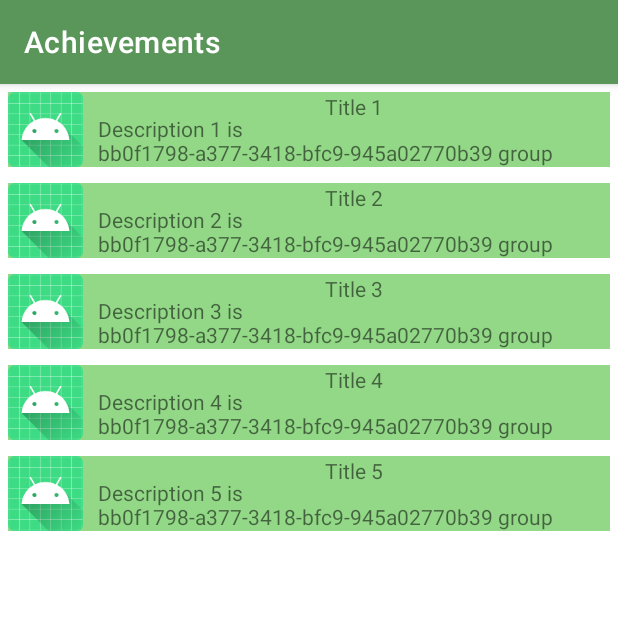
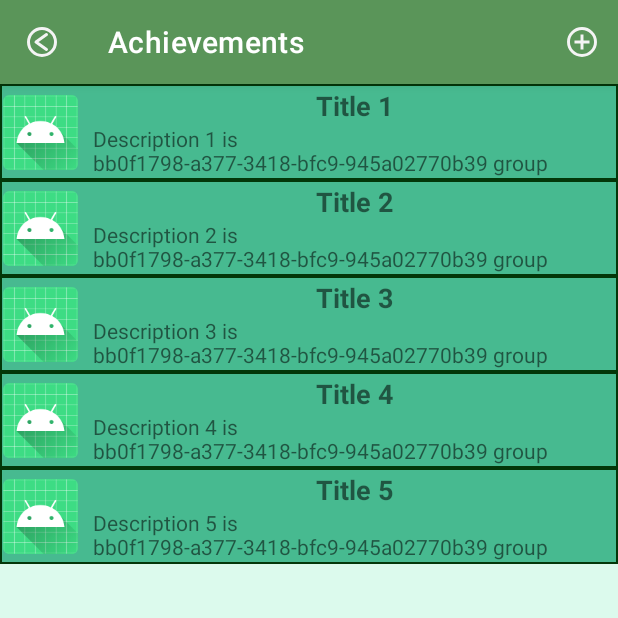
Before and after one commit to OleksiiHromovych/AchievementsApp, an Android app: the screen it shows after launch (MainActivity), after a tap on "First", on a phone screen of 412 x 824 dp, the top half of it. Run offline under Robolectric (Android 15) with nearby library versions, the phone set to English and light mode, and no system bars.

Commit message:
Customize achievement fragment, add menus, change theme color, reformat code.

```diff
--- a/app/src/main/java/android/hromovych/com/achievements/MainActivity.kt
+++ b/app/src/main/java/android/hromovych/com/achievements/MainActivity.kt
@@ -14,7 +14,6 @@ class MainActivity : AppCompatActivity(), GroupCallbacks {
         super.onCreate(savedInstanceState)
         setContentView(R.layout.activity_main)
 
-
         supportFragmentManager.beginTransaction().run {
             replace(R.id.container, GroupListFragment.newInstance())
             commit()
@@ -23,8 +22,10 @@ class MainActivity : AppCompatActivity(), GroupCallbacks {
 
     override fun onGroupClick(group: Group) {
         supportFragmentManager.beginTransaction().run {
-            replace(R.id.container, AchievementFragment.newInstance(group.id))
+            replace(R.id.container, AchievementFragment.newInstance(group.id), null)
+            addToBackStack(null)
             commit()
         }
     }
+
 }
--- /dev/null
+++ b/app/src/main/java/android/hromovych/com/achievements/achievementElements/AchievementAdapter.kt
@@ -0,0 +1,42 @@
+package android.hromovych.com.achievements.achievementElements
+
+import android.content.Context
+import android.hromovych.com.achievements.R
+import android.view.LayoutInflater
+import android.view.View
+import android.view.ViewGroup
+import android.widget.TextView
+import androidx.recyclerview.widget.RecyclerView
+
+class AchievementAdapter(
+    private val context: Context,
+    var achievements: List<Achievement>
+) :
+    RecyclerView.Adapter<AchievementAdapter.AchievementHolder>() {
+    class AchievementHolder(v: View) : RecyclerView.ViewHolder(v) {
+        private val titleView: TextView = v.findViewById(R.id.achievement_title)
+        private val descriptionView: TextView = v.findViewById(R.id.achievement_description)
+
+        fun bind(achievement: Achievement) {
+            titleView.text = achievement.title
+            descriptionView.text = achievement.description
+        }
+    }
+
+    override fun onCreateViewHolder(parent: ViewGroup, viewType: Int): AchievementHolder {
+        return AchievementHolder(
+            LayoutInflater.from(context)
+                .inflate(R.layout.item_achievement, parent, false)
+        )
+    }
+
+    override fun onBindViewHolder(holder: AchievementHolder, position: Int) {
+        holder.bind(achievements[position])
+    }
+
+    override fun getItemCount(): Int {
+        return achievements.size
+    }
+
+
+}
--- a/app/src/main/java/android/hromovych/com/achievements/achievementElements/AchievementFragment.kt
+++ b/app/src/main/java/android/hromovych/com/achievements/achievementElements/AchievementFragment.kt
@@ -1,12 +1,9 @@
 package android.hromovych.com.achievements.achievementElements
 
-import android.content.Context
 import android.hromovych.com.achievements.R
 import android.os.Bundle
-import android.view.LayoutInflater
-import android.view.View
-import android.view.ViewGroup
-import android.widget.TextView
+import android.view.*
+import androidx.appcompat.app.AppCompatActivity
 import androidx.fragment.app.Fragment
 import androidx.recyclerview.widget.LinearLayoutManager
 import androidx.recyclerview.widget.RecyclerView
@@ -20,7 +17,11 @@ class AchievementFragment : Fragment() {
 
     override fun onCreate(savedInstanceState: Bundle?) {
         super.onCreate(savedInstanceState)
+        setHasOptionsMenu(true)
         groupID = arguments!!.getSerializable(ARG_GROUP_ID) as UUID
+        val actionBar = (activity as AppCompatActivity).supportActionBar
+        actionBar!!.setDisplayHomeAsUpEnabled(true)
+        actionBar!!.setHomeAsUpIndicator(R.drawable.ic_back)
     }
 
     override fun onCreateView(
@@ -31,11 +32,18 @@ class AchievementFragment : Fragment() {
         recyclerView = view as RecyclerView
         recyclerView.layoutManager = LinearLayoutManager(context)
 
-        updateUI()
-
         return view
     }
 
+    override fun onResume() {
+        super.onResume()
+        updateUI()
+    }
+
+    override fun onDestroy() {
+        super.onDestroy()
+        (activity as AppCompatActivity).supportActionBar?.setDisplayHomeAsUpEnabled(false)
+    }
     companion object {
         private const val ARG_GROUP_ID = "group id"
 
@@ -66,38 +74,18 @@ class AchievementFragment : Fragment() {
         return list
     }
 
+    override fun onCreateOptionsMenu(menu: Menu, inflater: MenuInflater) {
+        inflater.inflate(R.menu.achievement_list, menu)
+        super.onCreateOptionsMenu(menu, inflater)
+    }
+
+    override fun onOptionsItemSelected(item: MenuItem): Boolean {
+        when (item.itemId){
+            android.R.id.home -> fragmentManager!!.popBackStackImmediate()
+        }
+        return true
+    }
 
 
-    private class AchievementAdapter(
-        private val context: Context,
-        var achievements: List<Achievement>
-    ) :
-        RecyclerView.Adapter<AchievementAdapter.AchievementHolder>() {
-        class AchievementHolder(v: View) : RecyclerView.ViewHolder(v) {
-            val titleView: TextView = v.findViewById(R.id.achievement_title)
-            val descriptionView: TextView = v.findViewById(R.id.achievement_description)
 
-            fun bind(achievement: Achievement) {
-                titleView.text = achievement.title
-                descriptionView.text = achievement.description
-            }
-        }
-
-        override fun onCreateViewHolder(parent: ViewGroup, viewType: Int): AchievementHolder {
-            return AchievementHolder(
-                LayoutInflater.from(context)
-                    .inflate(R.layout.item_achievement, parent, false)
-            )
-        }
-
-        override fun onBindViewHolder(holder: AchievementHolder, position: Int) {
-            holder.bind(achievements[position])
-        }
-
-        override fun getItemCount(): Int {
-            return achievements.size
-        }
-
-
-    }
 }
--- /dev/null
+++ b/app/src/main/java/android/hromovych/com/achievements/group/GroupAdapter.kt
@@ -0,0 +1,55 @@
+package android.hromovych.com.achievements.group
+
+import android.content.Context
+import android.hromovych.com.achievements.R
+import android.view.LayoutInflater
+import android.view.View
+import android.view.ViewGroup
+import android.widget.ImageView
+import android.widget.ProgressBar
+import android.widget.TextView
+import androidx.recyclerview.widget.RecyclerView
+
+class GroupAdapter(private val context: Context, var groups: List<Group>,
+                   private val itemClickListener: (Group) -> () -> Unit
+) :
+
+    RecyclerView.Adapter<GroupAdapter.GroupHolder>() {
+    class GroupHolder(v: View, private var itemClickListener: (Group) -> () -> Unit) :
+        RecyclerView.ViewHolder(v),  View.OnClickListener{
+
+        private val titleView: TextView = v.findViewById(R.id.group_item_title_text_view)
+        private val imageView: ImageView = v.findViewById(R.id.group_item_image_view)
+        private val percentView: TextView = v.findViewById(R.id.group_item_percentTextView)
+        private val progressBar: ProgressBar = v.findViewById(R.id.group_item_cupProgressBar)
+        private val countView: TextView = v.findViewById(R.id.group_item_countTextView)
+        private lateinit var group: Group
+
+        init {
+            v.setOnClickListener(this)
+        }
+
+        fun bind(group: Group) {
+            this.group = group
+            titleView.text = group.title
+            percentView.text = group.procent.toString()
+            progressBar.progress = group.procent
+            countView.text = "${group.procent} / 100"
+        }
+
+        override fun onClick(v: View?) {itemClickListener(group).invoke()}
+
+    }
+
+    override fun onCreateViewHolder(parent: ViewGroup, viewType: Int): GroupHolder {
+        val v = LayoutInflater.from(context)
+            .inflate(R.layout.item_group_list, parent, false)
+        return GroupHolder(v, itemClickListener);
+    }
+
+    override fun onBindViewHolder(holder: GroupHolder, position: Int) {
+        holder.bind(groups[position])
+    }
+
+    override fun getItemCount() = groups.size
+}
--- a/app/src/main/java/android/hromovych/com/achievements/group/GroupListFragment.kt
+++ b/app/src/main/java/android/hromovych/com/achievements/group/GroupListFragment.kt
@@ -3,12 +3,8 @@ package android.hromovych.com.achievements.group
 import android.content.Context
 import android.hromovych.com.achievements.R
 import android.os.Bundle
-import android.view.LayoutInflater
-import android.view.View
-import android.view.ViewGroup
-import android.widget.ImageView
-import android.widget.ProgressBar
-import android.widget.TextView
+import android.view.*
+import android.widget.Toast
 import androidx.fragment.app.Fragment
 import androidx.recyclerview.widget.LinearLayoutManager
 import androidx.recyclerview.widget.RecyclerView
@@ -17,6 +13,11 @@ class GroupListFragment : Fragment() {
 
     private lateinit var recyclerView: RecyclerView
     private var adapter: GroupAdapter? = null
+
+    override fun onCreate(savedInstanceState: Bundle?) {
+        super.onCreate(savedInstanceState)
+        setHasOptionsMenu(true)
+    }
 
     override fun onAttach(context: Context) {
         super.onAttach(context)
@@ -33,8 +34,17 @@ class GroupListFragment : Fragment() {
         recyclerView.layoutManager = LinearLayoutManager(
             context, LinearLayoutManager.VERTICAL, false
         )
+        return v
+    }
+
+    override fun onResume() {
+        super.onResume()
         updateList()
-        return v
+    }
+
+    override fun onPause() {
+        super.onPause()
+        adapter = null
     }
 
     override fun onDetach() {
@@ -47,6 +57,7 @@ class GroupListFragment : Fragment() {
 
         if (adapter == null) {
             adapter = GroupAdapter(context!!, groups)
+            { group: Group -> { callbacks!!.onGroupClick(group) } }
             recyclerView.adapter = adapter
         } else {
             adapter!!.groups = groups
@@ -63,6 +74,18 @@ class GroupListFragment : Fragment() {
         return groups
     }
 
+    override fun onCreateOptionsMenu(menu: Menu, inflater: MenuInflater) {
+        inflater.inflate(R.menu.group_list, menu)
+        super.onCreateOptionsMenu(menu, inflater)
+    }
+
+    override fun onOptionsItemSelected(item: MenuItem): Boolean {
+        Toast.makeText(activity, item.title, Toast.LENGTH_SHORT).show()
+        if (item.itemId == R.id.add_menu)
+            return true
+        return false
+    }
+
     companion object {
         @JvmStatic
         fun newInstance() =
@@ -72,46 +95,5 @@ class GroupListFragment : Fragment() {
         private var callbacks: GroupCallbacks? = null
     }
 
-    private class GroupAdapter(private val context: Context, var groups: List<Group>) :
-        RecyclerView.Adapter<GroupAdapter.GroupHolder>() {
-        class GroupHolder(v: View) : RecyclerView.ViewHolder(v), View.OnClickListener {
 
-            val titleView: TextView = v.findViewById(R.id.group_item_title_text_view)
-            val imageView: ImageView = v.findViewById(R.id.group_item_image_view)
-            val percentView: TextView = v.findViewById(R.id.group_item_percentTextView)
-            val progressBar: ProgressBar = v.findViewById(R.id.group_item_cupProgressBar)
-            val countView: TextView = v.findViewById(R.id.group_item_countTextView)
-            lateinit var group: Group
-
-            init {
-                v.setOnClickListener(this)
-            }
-
-            fun bind(group: Group) {
-                this.group = group
-                titleView.text = group.title
-                percentView.text = group.procent.toString()
-                progressBar.progress = group.procent
-                countView.text = "${group.procent} / 100"
-            }
-
-            override fun onClick(v: View?) {
-                callbacks!!.onGroupClick(group)
-            }
-
-        }
-
-
-        override fun onCreateViewHolder(parent: ViewGroup, viewType: Int): GroupHolder {
-            val v = LayoutInflater.from(context)
-                .inflate(R.layout.item_group_list, parent, false)
-            return GroupHolder(v);
-        }
-
-        override fun onBindViewHolder(holder: GroupHolder, position: Int) {
-            holder.bind(groups[position])
-        }
-
-        override fun getItemCount() = groups.size
-    }
 }
--- /dev/null
+++ b/app/src/main/res/drawable/achievement_item.xml
@@ -0,0 +1,7 @@
+<?xml version="1.0" encoding="utf-8"?>
+<shape xmlns:android="http://schemas.android.com/apk/res/android"
+    android:shape="rectangle">
+    <stroke android:width="1dp" android:color="@color/group_item_border"/>
+    <solid android:color="@color/achievement_background"/>
+
+</shape>
--- /dev/null
+++ b/app/src/main/res/drawable/ic_add_circle.xml
@@ -0,0 +1,9 @@
+<vector xmlns:android="http://schemas.android.com/apk/res/android"
+    android:width="20dp"
+    android:height="20dp"
+    android:viewportWidth="20"
+    android:viewportHeight="20">
+  <path
+      android:pathData="M4.3281,15.6719C5.9219,17.2344 7.8125,18.0156 10,18.0156C12.1875,18.0156 14.0625,17.2344 15.625,15.6719C17.2188,14.0781 18.0156,12.1875 18.0156,10C18.0156,7.8125 17.2188,5.9375 15.625,4.375C14.0625,2.7813 12.1875,1.9844 10,1.9844C7.8125,1.9844 5.9219,2.7813 4.3281,4.375C2.7656,5.9375 1.9844,7.8125 1.9844,10C1.9844,12.1875 2.7656,14.0781 4.3281,15.6719ZM2.9219,2.9688C4.8906,1 7.25,0.0156 10,0.0156C12.75,0.0156 15.0938,1 17.0312,2.9688C19,4.9063 19.9844,7.25 19.9844,10C19.9844,12.75 19,15.1094 17.0312,17.0781C15.0938,19.0156 12.75,19.9844 10,19.9844C7.25,19.9844 4.8906,19.0156 2.9219,17.0781C0.9844,15.1094 0.0156,12.75 0.0156,10C0.0156,7.25 0.9844,4.9063 2.9219,2.9688ZM10.9844,4.9844V9.0156H15.0156V10.9844H10.9844V15.0156H9.0156V10.9844H4.9844V9.0156H9.0156V4.9844H10.9844Z"
+      android:fillColor="#F4F4F4"/>
+</vector>
--- /dev/null
+++ b/app/src/main/res/drawable/ic_back.xml
@@ -0,0 +1,18 @@
+<vector xmlns:android="http://schemas.android.com/apk/res/android"
+    android:width="24dp"
+    android:height="24dp"
+    android:viewportWidth="24"
+    android:viewportHeight="24">
+  <path
+      android:pathData="M12,3C7.0313,3 3,7.0313 3,12C3,16.9688 7.0313,21 12,21C16.9688,21 21,16.9688 21,12C21,7.0313 16.9688,3 12,3Z"
+      android:strokeWidth="2"
+      android:fillColor="#00000000"
+      android:strokeColor="#F4F4F4"/>
+  <path
+      android:pathData="M15,17L8,12L15,7"
+      android:strokeLineJoin="round"
+      android:strokeWidth="2"
+      android:fillColor="#00000000"
+      android:strokeColor="#F4F4F4"
+      android:strokeLineCap="round"/>
+</vector>
--- /dev/null
+++ b/app/src/main/res/drawable/ic_delete.xml
@@ -0,0 +1,9 @@
+<vector xmlns:android="http://schemas.android.com/apk/res/android"
+    android:width="21dp"
+    android:height="21dp"
+    android:viewportWidth="21"
+    android:viewportHeight="21">
+  <path
+      android:pathData="M10.4167,0C11.7846,0 13.1391,0.2694 14.403,0.7929C15.6668,1.3164 16.8151,2.0837 17.7824,3.051C18.7496,4.0182 19.5169,5.1666 20.0404,6.4304C20.5639,7.6942 20.8333,9.0487 20.8333,10.4167C20.8333,13.1793 19.7359,15.8289 17.7824,17.7824C15.8289,19.7359 13.1793,20.8333 10.4167,20.8333C9.0487,20.8333 7.6942,20.5639 6.4304,20.0404C5.1666,19.5169 4.0182,18.7496 3.051,17.7824C1.0975,15.8289 0,13.1793 0,10.4167C0,7.654 1.0975,5.0045 3.051,3.051C5.0045,1.0975 7.654,0 10.4167,0ZM10.4167,2.0833C8.2065,2.0833 6.0869,2.9613 4.5241,4.5241C2.9613,6.0869 2.0833,8.2065 2.0833,10.4167C2.0833,12.6268 2.9613,14.7464 4.5241,16.3092C6.0869,17.872 8.2065,18.75 10.4167,18.75C12.6268,18.75 14.7464,17.872 16.3092,16.3092C17.872,14.7464 18.75,12.6268 18.75,10.4167C18.75,8.2065 17.872,6.0869 16.3092,4.5241C14.7464,2.9613 12.6268,2.0833 10.4167,2.0833ZM14.5833,8.3333V15.625C14.5833,15.9013 14.4736,16.1662 14.2782,16.3616C14.0829,16.5569 13.8179,16.6667 13.5417,16.6667H7.2917C7.0154,16.6667 6.7505,16.5569 6.5551,16.3616C6.3597,16.1662 6.25,15.9013 6.25,15.625V8.3333H14.5833ZM11.9792,4.1667L13.0208,5.2083H15.625V7.2917H5.2083V5.2083H7.8125L8.8542,4.1667H11.9792Z"
+      android:fillColor="#F4F4F4"/>
+</vector>
--- a/app/src/main/res/layout/item_achievement.xml
+++ b/app/src/main/res/layout/item_achievement.xml
@@ -3,8 +3,8 @@
     xmlns:app="http://schemas.android.com/apk/res-auto"
     android:layout_width="match_parent"
     android:layout_height="wrap_content"
-    android:background="@color/item_background"
-    android:layout_margin="5dp">
+    android:padding="2dp"
+    android:background="@drawable/achievement_item">
 
     <ImageView
         android:id="@+id/achievement_image"
@@ -19,9 +19,11 @@
         android:id="@+id/achievement_title"
         android:layout_width="0dp"
         android:layout_height="wrap_content"
+        android:layout_marginStart="10dp"
         android:text="Title"
-        android:layout_marginStart="10dp"
         android:textAlignment="center"
+        android:textSize="18sp"
+        android:textStyle="bold"
         app:layout_constraintEnd_toEndOf="parent"
         app:layout_constraintStart_toEndOf="@+id/achievement_image"
         app:layout_constraintTop_toTopOf="parent" />
@@ -30,11 +32,12 @@
         android:id="@+id/achievement_description"
         android:layout_width="0dp"
         android:layout_height="wrap_content"
+        android:layout_marginStart="10dp"
         android:text="Description"
-        android:layout_marginStart="10dp"
         app:layout_constraintBottom_toBottomOf="parent"
         app:layout_constraintEnd_toEndOf="parent"
-        app:layout_constraintStart_toEndOf="@+id/achievement_image" />
+        app:layout_constraintStart_toEndOf="@+id/achievement_image"
+        app:layout_constraintTop_toBottomOf="@+id/achievement_title" />
 
 
 </androidx.constraintlayout.widget.ConstraintLayout>
--- /dev/null
+++ b/app/src/main/res/menu/achievement_list.xml
@@ -0,0 +1,10 @@
+<?xml version="1.0" encoding="utf-8"?>
+<menu xmlns:android="http://schemas.android.com/apk/res/android"
+    xmlns:app="http://schemas.android.com/apk/res-auto">
+    <item
+        android:id="@+id/add_menu"
+        android:icon="@drawable/ic_add_circle"
+        app:showAsAction="ifRoom"
+        android:title="@string/menu_add_achievement"
+        />
+</menu>
--- /dev/null
+++ b/app/src/main/res/menu/group_list.xml
@@ -0,0 +1,10 @@
+<?xml version="1.0" encoding="utf-8"?>
+<menu xmlns:android="http://schemas.android.com/apk/res/android"
+    xmlns:app="http://schemas.android.com/apk/res-auto">
+
+    <item android:id="@+id/add_menu"
+        android:title="@string/add_main_menu"
+        app:showAsAction="ifRoom"
+        android:icon="@drawable/ic_add_circle"/>
+    <item android:title="group"/>
+</menu>
--- a/app/src/main/res/values/colors.xml
+++ b/app/src/main/res/values/colors.xml
@@ -18,4 +18,7 @@
 
     <color name="cup_progress_pass">#F2C00F</color>
     <color name="cup_progress_left">#948F8F</color>
+
+    <color name="achievement_background">#47BA90</color>
+
 </resources>
--- a/app/src/main/res/values/strings.xml
+++ b/app/src/main/res/values/strings.xml
@@ -1,3 +1,5 @@
 <resources>
     <string name="app_name">Achievements</string>
+    <string name="add_main_menu">Add new group</string>
+    <string name="menu_add_achievement">Add new achievement</string>
 </resources>
--- a/app/src/main/res/values/themes.xml
+++ b/app/src/main/res/values/themes.xml
@@ -1,23 +1,21 @@
-<resources xmlns:tools="http://schemas.android.com/tools">
+<resources>
     <!-- Base application theme. -->
     <style name="Theme.Achievements" parent="Theme.MaterialComponents.DayNight.DarkActionBar">
         <!-- Primary brand color. -->
+<!--        <item name="colorPrimary">@color/toolbar</item>-->
+<!--        <item name="colorPrimaryVariant">@color/status_bar</item>-->
+<!--        <item name="colorOnPrimary">@color/app_background</item>-->
+        <!-- Secondary brand color. -->
+<!--        <item name="colorSecondary">@color/teal_200</item>-->
+<!--        <item name="colorSecondaryVariant">@color/teal_700</item>-->
+<!--        <item name="colorOnSecondary">@color/black</item>-->
+        <!-- Customize your theme here. -->
         <item name="colorPrimary">@color/toolbar</item>
-        <item name="colorPrimaryVariant">@color/status_bar</item>
-        <item name="colorOnPrimary">@color/app_background</item>
-        <!-- Secondary brand color. -->
-        <item name="colorSecondary">@color/teal_200</item>
-        <item name="colorSecondaryVariant">@color/teal_700</item>
-        <item name="colorOnSecondary">@color/black</item>
-        <!-- Status bar color. -->
-        <item name="android:statusBarColor" tools:targetApi="l">?attr/colorPrimary</item>
-        <!-- Customize your theme here. -->
+        <item name="colorPrimaryDark">@color/status_bar</item>
+        <item name="colorAccent">@color/item_background</item>
 
-    </style>
-
-    <style name="ShapeAppearanceOverlay.App.circleImageView" parent="">
-        <item name="cornerSize">25%</item>
-
+        <item name="android:windowBackground">@color/app_background</item>
+        <item name="itemBackground">@color/item_background</item>
     </style>
 
 </resources>
```
